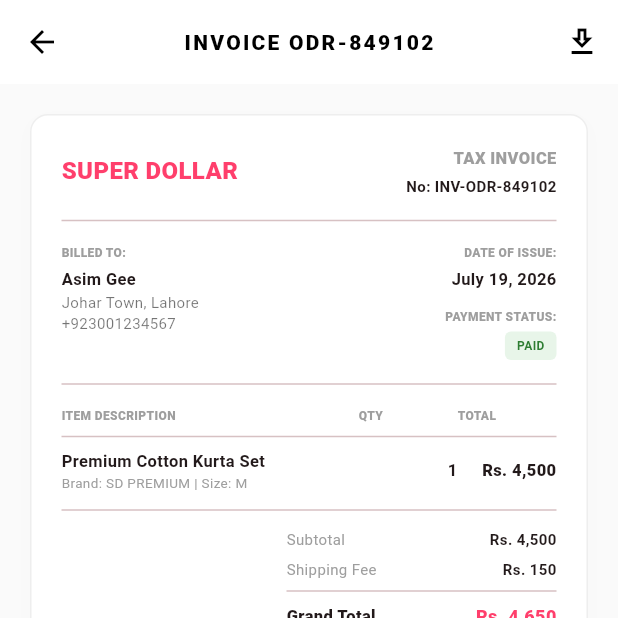
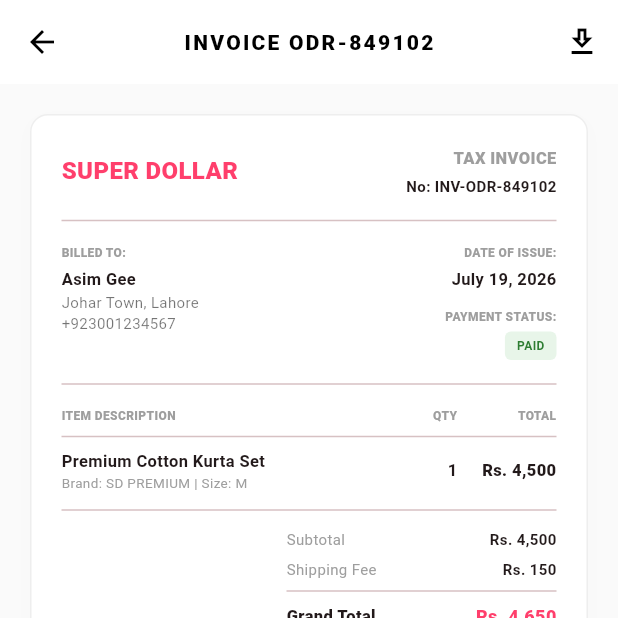
Before and after one commit to asimgee105/superdollarsahiwal, a Flutter app: the InvoiceScreen screen opened by its route, on a phone screen of 412 x 824 dp, the top half of it. Run offline on Flutter 3.47's test engine with Material 3 defaults, Android fonts, the phone set to English and light mode, and no system bars; our stand-ins replace dio, flutter_bloc, flutter_secure_storage, go_router, hive_flutter; accounts and stored records are empty; network calls fail.

Commit message:
fix: resolve text align, duration parameters and const widget instantiation syntax errors

```diff
--- a/mobile/lib/features/profile/invoice_screen.dart
+++ b/mobile/lib/features/profile/invoice_screen.dart
@@ -105,8 +105,8 @@
               const Row(
                 children: [
                   Expanded(flex: 6, child: Text('ITEM DESCRIPTION', style: TextStyle(fontSize: 8, fontWeight: FontWeight.w900, color: Colors.grey))),
-                  Expanded(flex: 2, child: Text('QTY', style: TextStyle(fontSize: 8, fontWeight: FontWeight.w900, color: Colors.grey, textAlign: Alignment.centerRight))),
-                  Expanded(flex: 2, child: Text('TOTAL', style: TextStyle(fontSize: 8, fontWeight: FontWeight.w900, color: Colors.grey, textAlign: Alignment.centerRight))),
+                  Expanded(flex: 2, child: Text('QTY', style: TextStyle(fontSize: 8, fontWeight: FontWeight.w900, color: Colors.grey), textAlign: TextAlign.right)),
+                  Expanded(flex: 2, child: Text('TOTAL', style: TextStyle(fontSize: 8, fontWeight: FontWeight.w900, color: Colors.grey), textAlign: TextAlign.right)),
                 ],
               ),
               const Divider(height: 16),
--- a/mobile/lib/features/support_chat/ai_shopping_assistant.dart
+++ b/mobile/lib/features/support_chat/ai_shopping_assistant.dart
@@ -35,7 +35,7 @@
     });
 
     // Simulate AI response logic
-    Future.delayed(const Duration(seconds: 1.5), () {
+    Future.delayed(const Duration(milliseconds: 1500), () {
       if (mounted) {
         String aiResponse = 'I can help you matching styles. For cotton kurta sets, I suggest pairing them with white leather sandals and ethnic pajama pants.';
 
--- a/mobile/lib/features/support_chat/live_chat_screen.dart
+++ b/mobile/lib/features/support_chat/live_chat_screen.dart
@@ -35,7 +35,7 @@
     });
 
     // Simulate Agent response
-    Future.delayed(const Duration(seconds: 1.5), () {
+    Future.delayed(const Duration(milliseconds: 1500), () {
       if (mounted) {
         setState(() {
           _agentTyping = false;
```
Also changed, not shown: mobile/lib/features/system_status/maintenance_screen.dart (+9 -9 lines).
